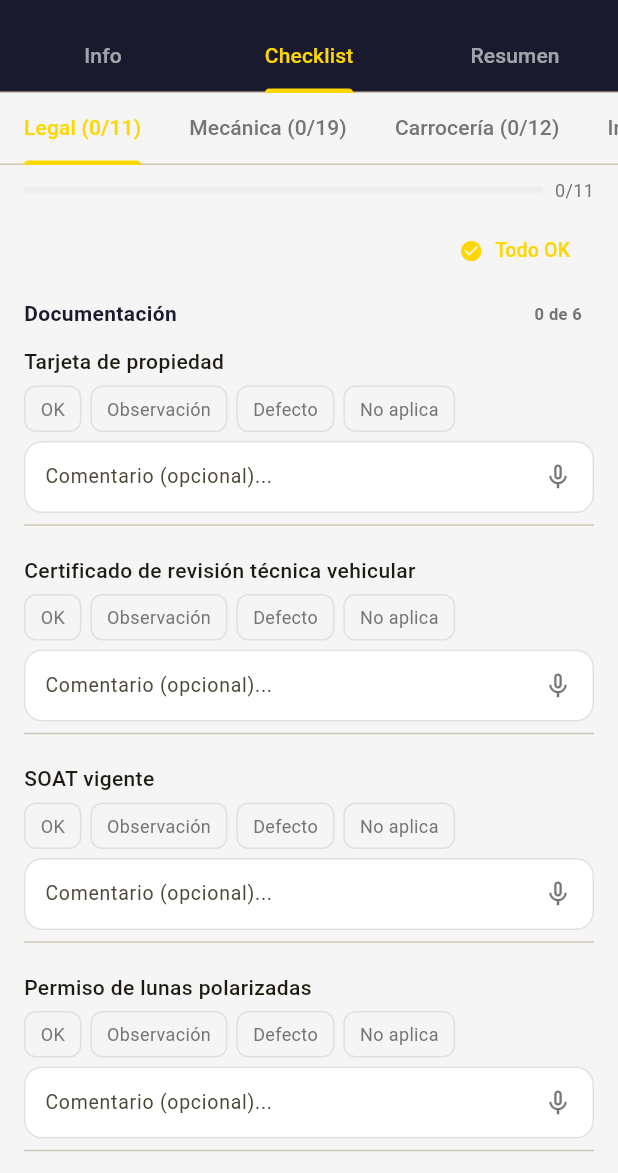
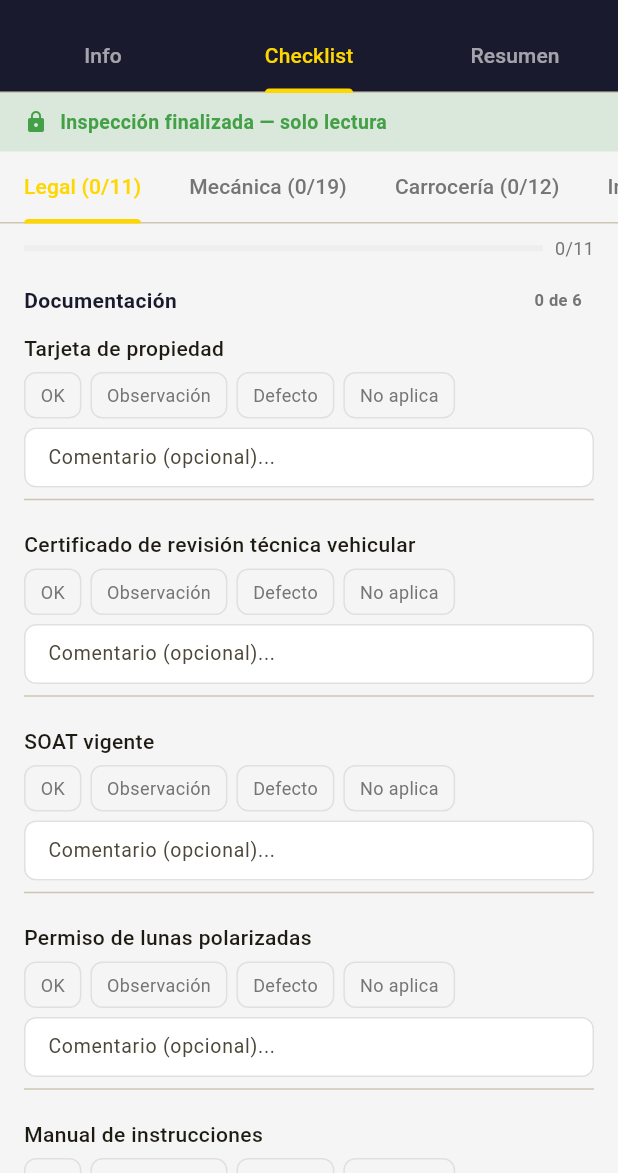
Before and after one commit to CARLO-Software/app-flutter-verificarlo, a Flutter app: the InspectionScreen screen opened directly with empty values, tab 2 chosen, on a phone screen of 412 x 824 dp, the part 63-1236 px from its top. Run offline on Flutter 3.47's test engine with Material 3 defaults, Android fonts, the phone set to English and light mode, and no system bars; our stand-ins replace dio, firebase_core, firebase_messaging, flutter_riverpod, flutter_secure_storage, go_router and 4 more; accounts and stored records are empty.

Commit message:
se modifico el status_buttons

```diff
--- a/lib/data/models/booking_model.dart
+++ b/lib/data/models/booking_model.dart
@@ -106,6 +106,8 @@ class BookingModel {
     );
   }
 
+  bool get isFinalized => completedAt != null;
+
   String get vehicleDisplay => '$vehicleBrand $vehicleModel $vehicleYear';
 
   String get code {
--- a/lib/presentation/screens/inspection/checklist_tab.dart
+++ b/lib/presentation/screens/inspection/checklist_tab.dart
@@ -8,7 +8,8 @@ import 'package:app_flutter_verificarlo/presentation/widgets/voice_button.dart';
 
 class ChecklistTab extends ConsumerStatefulWidget {
   final int bookingId;
-  const ChecklistTab({super.key, required this.bookingId});
+  final bool readOnly;
+  const ChecklistTab({super.key, required this.bookingId, this.readOnly = false});
 
   @override
   ConsumerState<ChecklistTab> createState() => _ChecklistTabState();
@@ -59,6 +60,7 @@ class _ChecklistTabState extends ConsumerState<ChecklistTab>
               return _CategoryContent(
                 category: cat,
                 bookingId: widget.bookingId,
+                readOnly: widget.readOnly,
               );
             }).toList(),
           ),
@@ -72,8 +74,9 @@ class _ChecklistTabState extends ConsumerState<ChecklistTab>
 class _CategoryContent extends ConsumerWidget {
   final InspectionCategory category;
   final int bookingId;
+  final bool readOnly;
 
-  const _CategoryContent({required this.category, required this.bookingId});
+  const _CategoryContent({required this.category, required this.bookingId, this.readOnly = false});
 
   @override
   Widget build(BuildContext context, WidgetRef ref) {
@@ -111,6 +114,7 @@ class _CategoryContent extends ConsumerWidget {
         ),
 
         // "Todo OK" shortcut
+        if (!readOnly)
           Align(
             alignment: Alignment.centerRight,
             child: TextButton.icon(
@@ -132,6 +136,7 @@ class _CategoryContent extends ConsumerWidget {
               item: item,
               result: checkState.results[item.id],
               allowed: category.allowedStatuses,
+              readOnly: readOnly,
               onStatusChanged: (s) => notifier.setStatus(item.id, s),
               onCommentChanged: (c) => notifier.setComment(item.id, c),
               onChipToggled: (c) => notifier.toggleChip(item.id, c),
@@ -199,6 +204,7 @@ class _ItemTile extends StatefulWidget {
   final InspectionItem item;
   final ItemResult? result;
   final List<ItemStatus> allowed;
+  final bool readOnly;
   final ValueChanged<ItemStatus?> onStatusChanged;
   final ValueChanged<String> onCommentChanged;
   final ValueChanged<String> onChipToggled;
@@ -207,6 +213,7 @@ class _ItemTile extends StatefulWidget {
     required this.item,
     required this.result,
     required this.allowed,
+    this.readOnly = false,
     required this.onStatusChanged,
     required this.onCommentChanged,
     required this.onChipToggled,
@@ -227,14 +234,7 @@ class _ItemTileState extends State<_ItemTile> {
         TextEditingController(text: widget.result?.comment ?? '');
   }
 
-  @override
-  void didUpdateWidget(covariant _ItemTile old) {
-    super.didUpdateWidget(old);
-    final newComment = widget.result?.comment ?? '';
-    if (_commentController.text != newComment) {
-      _commentController.text = newComment;
-    }
-  }
+  // ponytail: no didUpdateWidget sync — controller is source of truth, state stays in sync via onChanged
 
   @override
   void dispose() {
@@ -263,7 +263,7 @@ class _ItemTileState extends State<_ItemTile> {
           StatusButtons(
             selected: status,
             allowed: widget.allowed,
-            onChanged: widget.onStatusChanged,
+            onChanged: widget.readOnly ? null : widget.onStatusChanged,
           ),
           // Quick-response chips — shown on observación/defecto
           if (showChips && chips.isNotEmpty) ...[
@@ -274,7 +274,7 @@ class _ItemTileState extends State<_ItemTile> {
               children: chips.map((chip) {
                 final isSelected = selectedChips.contains(chip);
                 return GestureDetector(
-                  onTap: () => widget.onChipToggled(chip),
+                  onTap: widget.readOnly ? null : () => widget.onChipToggled(chip),
                   child: Container(
                     padding: const EdgeInsets.symmetric(
                         horizontal: 8, vertical: 4),
@@ -308,13 +308,22 @@ class _ItemTileState extends State<_ItemTile> {
           const SizedBox(height: 6),
           TextField(
             controller: _commentController,
-            onChanged: widget.onCommentChanged,
+            onChanged: widget.readOnly ? null : widget.onCommentChanged,
+            readOnly: widget.readOnly,
             decoration: InputDecoration(
               hintText: 'Comentario (opcional)...',
               isDense: true,
               contentPadding:
-                  const EdgeInsets.symmetric(horizontal: 10, vertical: 8),
-              suffixIcon: VoiceButton(
+                  const EdgeInsets.symmetric(horizontal: 12, vertical: 10),
+              border: OutlineInputBorder(
+                borderRadius: BorderRadius.circular(8),
+                borderSide: BorderSide(color: Colors.grey.shade300),
+              ),
+              enabledBorder: OutlineInputBorder(
+                borderRadius: BorderRadius.circular(8),
+                borderSide: BorderSide(color: Colors.grey.shade300),
+              ),
+              suffixIcon: widget.readOnly ? null : VoiceButton(
                 onListeningChanged: (listening) {
                   if (listening) {
                     final t = _commentController.text;
@@ -334,7 +343,8 @@ class _ItemTileState extends State<_ItemTile> {
                   const BoxConstraints(minWidth: 36, minHeight: 36),
             ),
             style: const TextStyle(fontSize: 13),
-            maxLines: 1,
+            minLines: 1,
+            maxLines: 3,
           ),
           const Divider(height: 16),
         ],
--- a/lib/presentation/screens/inspection_screen.dart
+++ b/lib/presentation/screens/inspection_screen.dart
@@ -28,11 +28,31 @@ class InspectionScreen extends ConsumerWidget {
             ],
           ),
         ),
-        body: TabBarView(
+        body: Column(
           children: [
-            InfoTab(booking: booking),
-            ChecklistTab(bookingId: booking.id),
-            SummaryTab(booking: booking),
+            if (booking.isFinalized)
+              Container(
+                width: double.infinity,
+                padding: const EdgeInsets.symmetric(horizontal: 16, vertical: 10),
+                color: AppColors.success.withValues(alpha: 0.15),
+                child: const Row(
+                  children: [
+                    Icon(Icons.lock, size: 16, color: AppColors.success),
+                    SizedBox(width: 8),
+                    Text('Inspección finalizada — solo lectura',
+                        style: TextStyle(fontSize: 13, color: AppColors.success, fontWeight: FontWeight.w600)),
+                  ],
+                ),
+              ),
+            Expanded(
+              child: TabBarView(
+                children: [
+                  InfoTab(booking: booking),
+                  ChecklistTab(bookingId: booking.id, readOnly: booking.isFinalized),
+                  SummaryTab(booking: booking),
+                ],
+              ),
+            ),
           ],
         ),
       ),
--- a/lib/presentation/widgets/status_buttons.dart
+++ b/lib/presentation/widgets/status_buttons.dart
@@ -5,13 +5,13 @@ import 'package:app_flutter_verificarlo/core/constants/app_colors.dart';
 class StatusButtons extends StatelessWidget {
   final ItemStatus? selected;
   final List<ItemStatus> allowed;
-  final ValueChanged<ItemStatus?> onChanged;
+  final ValueChanged<ItemStatus?>? onChanged;
 
   const StatusButtons({
     super.key,
     required this.selected,
     required this.allowed,
-    required this.onChanged,
+    this.onChanged,
   });
 
   @override
@@ -24,7 +24,7 @@ class StatusButtons extends StatelessWidget {
           padding: const EdgeInsets.only(right: 6),
           child: InkWell(
             borderRadius: BorderRadius.circular(8),
-            onTap: () => onChanged(isSelected ? null : status),
+            onTap: onChanged != null ? () => onChanged!(isSelected ? null : status) : null,
             child: Container(
               padding: const EdgeInsets.symmetric(horizontal: 10, vertical: 6),
               decoration: BoxDecoration(
```
Also changed, not shown: lib/core/storage/local_storage.dart (+14 -0 lines), lib/presentation/screens/inspection/summary_tab.dart (+71 -6 lines). Lines whose indentation alone changed are shown as unchanged.
